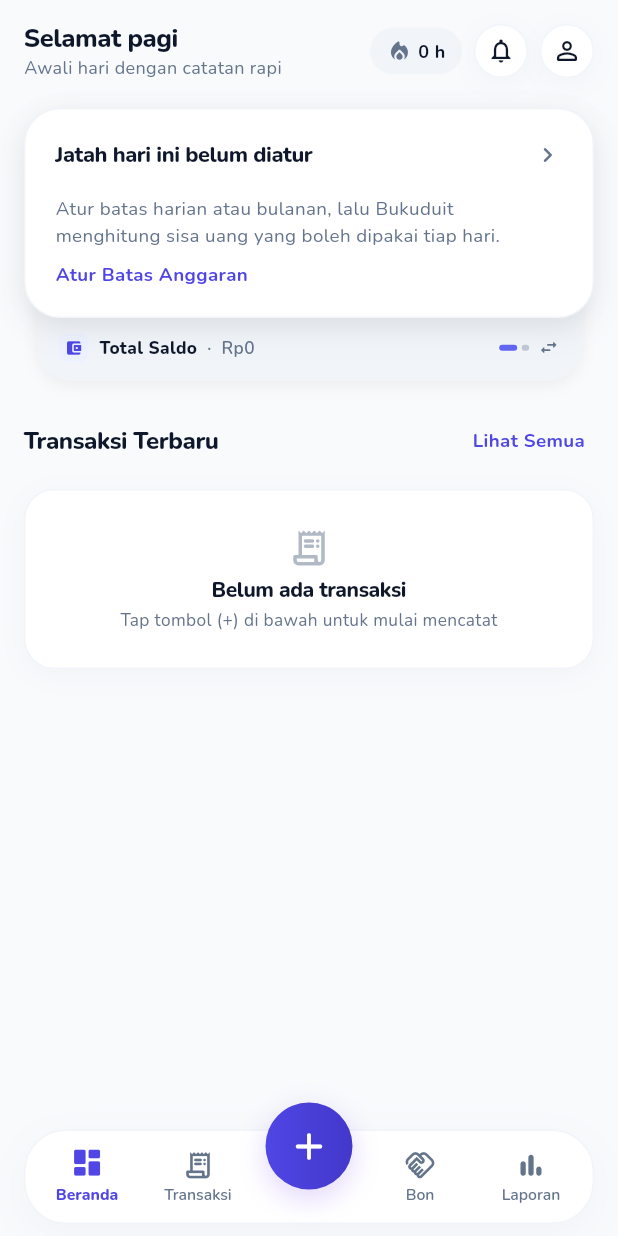
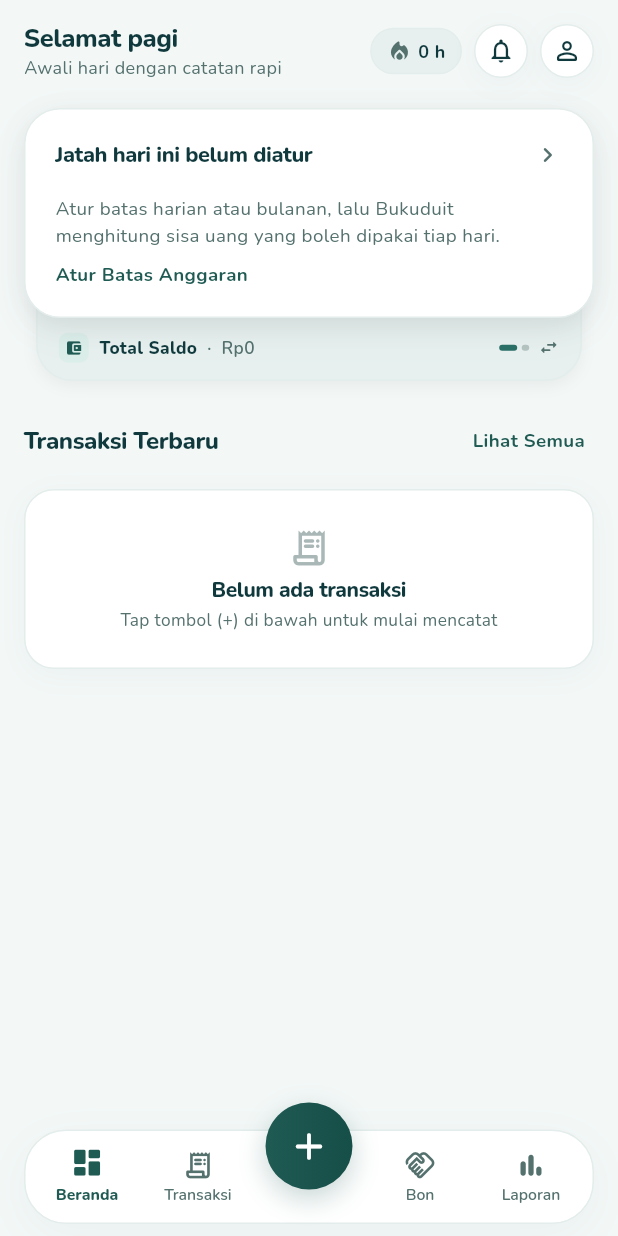
Before and after one commit to iqbalmu/catatim, a Flutter app: the screen it shows after launch, on a phone screen of 412 x 824 dp. Run offline on Flutter 3.47's test engine with Material 3 defaults, Android fonts, the phone set to English and light mode, and no system bars; our stand-ins replace drift, flutter_secure_storage, image_picker, share_plus; missing offline and left inert: file_selector, google_mlkit_text_recognition; accounts and stored records are empty; generated files the repository leaves out were written again.

Commit message:
feat(brand): adopt CatatIn logo as app icon and retheme palette
- Process logo (transparent corners) into assets/logo, Android launcher
  icons (5 densities), and teal splash screen (#13454A + centered logo)
- Derive full light/dark palette from logo hues (scarf teal, coin gold,
  coral 'In', chart green, petrol ink); dark surface uses logo bg color
- Darken light-theme accents to keep WCAG AA 4.5:1 on surfaces and tints
- Rename QuestPalette.violet to accent (orange scarf hue), update all
  hardcoded hints, gradients, shadows and doc comments
- Align custom mascot painter and confetti to exact logo colors
- Show logo in Settings About section; document palette in DESIGN.md v4.0

```diff
--- a/lib/game/mascot.dart
+++ b/lib/game/mascot.dart
@@ -151,8 +151,8 @@ class MascotStage extends StatelessWidget {
                 shape: BoxShape.circle,
                 gradient: RadialGradient(
                   colors: [
-                    const Color(0x3D3E2214),
-                    const Color(0x003E2214),
+                    const Color(0x3D6B4937),
+                    const Color(0x006B4937),
                   ],
                 ),
               ),
@@ -181,20 +181,22 @@ class _PochyPainter extends CustomPainter {
   final double t;
   final bool animate;
 
-  static const _burlap = Color(0xFFE1BC94);
+  /// Warna diambil langsung dari logo aplikasi (karung burlap, tali,
+  /// syal teal + orana, koin emas) supaya maskot identik dengan logo.
+  static const _burlap = Color(0xFFD7B285);
   static const _burlapDeep = Color(0xFFBF946F);
-  static const _rope = Color(0xFF3E2214);
-  static const _scarf = Color(0xFF7FBDB1);
-  static const _scarfWarm = Color(0xFFF2913D);
-  static const _coin = Color(0xFFF1A23A);
-  static const _coinDeep = Color(0xFFC46913);
+  static const _rope = Color(0xFF6B4937);
+  static const _scarf = Color(0xFF499B8F);
+  static const _scarfWarm = Color(0xFFEA732E);
+  static const _coin = Color(0xFFFAC750);
+  static const _coinDeep = Color(0xFFCB8F21);
   static const _blush = Color(0xFFF2A69E);
 
   static const _confetti = [
-    Color(0xFFE07A5F),
-    Color(0xFF3D8AA8),
-    Color(0xFF8A6FBF),
-    Color(0xFF4E9A6F),
+    Color(0xFFF77168), // koral teks "In" logo
+    Color(0xFFEA732E), // orana syal
+    Color(0xFF499B8F), // teal syal
+    Color(0xFF628F63), // hijau daun grafik
   ];
 
   @override
--- a/lib/theme/quest.dart
+++ b/lib/theme/quest.dart
@@ -3,7 +3,7 @@ import 'package:flutter/material.dart';
 import '../core/money.dart';
 import 'tokens.dart';
 
-/// Palet "Slate-Indigo Clean" v3.0 (docs/DESIGN.md) — dua tema, light/dark;
+/// Palet "Petrol Teal CatatIn" (2026-11-13) — dua tema, light/dark;
 /// pasangan solid/onPrimary lolos WCAG AA. Semua widget custom membaca
 /// warna dari sini, bukan default Material, supaya identitas tidak bocor.
 class QuestPalette {
@@ -22,7 +22,7 @@ class QuestPalette {
     required this.primary,
     required this.primaryDeep,
     required this.primaryLight,
-    required this.violet,
+    required this.accent,
     required this.hint,
     required this.primarySolid,
     required this.onPrimary,
@@ -48,25 +48,25 @@ class QuestPalette {
   final Color primary;
   final Color primaryDeep;
   final Color primaryLight;
-  final Color violet;
+  final Color accent;
 
   /// Teks di atas isian `surface2` (hint/label input, segmen tak aktif) —
-  /// light Slate 600 / dark Slate 300; `muted` gagal 4,5:1 di surface2.
+  /// teal-slate; `muted` gagal 4,5:1 di surface2.
   final Color hint;
 
-  /// Isi brand yang lolos kontras WCAG AA untuk kontennya (audit
-  /// 2026-11-11): light Indigo 600 + putih, dark Indigo 400 + tinta gelap
-  /// (putih di atas Indigo 400 hanya 2,98:1).
+  /// Isian brand yang lolos kontras WCAG AA untuk kontennya (audit
+  /// 2026-11-13): light teal deep + putih (7,9:1), dark teal terang +
+  /// tinta gelap (6,2:1).
   final Color primarySolid;
 
   /// Teks/ikon di atas [primarySolid] / gradien brand.
   final Color onPrimary;
 
-  /// Teks berwarna brand (link, label CTA inline) — light Indigo 600,
-  /// dark Indigo 300; `primary` murni gagal 4,5:1 sebagai teks kecil.
+  /// Teks berwarna brand (link, label CTA inline) — light teal deep,
+  /// dark teal terang; `primary` murni gagal 4,5:1 sebagai teks kecil.
   final Color primaryText;
 
-  /// Ujung kedua gradien CTA — light Indigo 700, dark Indigo 300.
+  /// Ujung kedua gradien CTA — teal lebih gelap (light) / lebih terang (dark).
   final Color primaryGradientEnd;
 
   final Color shadow;
@@ -100,13 +100,13 @@ class QuestPalette {
     primary: SeedColors.primary,
     primaryDeep: SeedColors.primaryDeep,
     primaryLight: SeedColors.primaryLight,
-    violet: SeedColors.violet,
-    hint: Color(0xFF475569),
+    accent: SeedColors.accent,
+    hint: Color(0xFF3E5D5A),
     primarySolid: SeedColors.primaryDeep,
     onPrimary: Colors.white,
     primaryText: SeedColors.primaryDeep,
-    primaryGradientEnd: Color(0xFF4338CA),
-    shadow: Color(0x080F172A),
+    primaryGradientEnd: Color(0xFF164E48),
+    shadow: Color(0x0A10393D),
     incomingTint: SeedColors.incomingTint,
     outgoingTint: SeedColors.outgoingTint,
   );
@@ -127,12 +127,12 @@ class QuestPalette {
     primary: DarkColors.primary,
     primaryDeep: DarkColors.primaryDeep,
     primaryLight: DarkColors.primaryLight,
-    violet: DarkColors.violet,
-    hint: Color(0xFFCBD5E1),
+    accent: DarkColors.accent,
+    hint: Color(0xFFB7D3D0),
     primarySolid: DarkColors.primary,
     onPrimary: DarkColors.bg,
-    primaryText: Color(0xFFA5B4FC),
-    primaryGradientEnd: Color(0xFFA5B4FC),
+    primaryText: Color(0xFF7CD4C6),
+    primaryGradientEnd: Color(0xFF8ADCCD),
     shadow: Color(0x30000000),
     incomingTint: DarkColors.incomingTint,
     outgoingTint: DarkColors.outgoingTint,
@@ -267,7 +267,7 @@ class QuestPageTransitionsBuilder extends PageTransitionsBuilder {
         end: const BoxDecoration(
           boxShadow: [
             BoxShadow(
-              color: Color(0x180F172A),
+              color: Color(0x180B2E33),
               blurRadius: 24,
               offset: Offset(-6, 0),
             ),
--- a/lib/theme/tokens.dart
+++ b/lib/theme/tokens.dart
@@ -2,9 +2,10 @@ import 'package:flutter/material.dart';
 
 /// Token desain — satu sumber kebenaran untuk spacing, radius, dan warna.
 ///
-/// Palet v3.0 "Slate-Indigo Clean": bersih, tenang, berbobot finansial —
-/// lihat docs/DESIGN.md. Dua tema (light/dark); aksen semantik light
-/// memakai varian 700 agar lolos WCAG AA (audit 2026-11-11).
+/// Palet "Petrol Teal CatatIn" (2026-11-13): seluruh warna diturunkan
+/// dari logo aplikasi (karung burlap, syal teal, koin emas, aksen koral)
+/// di atas latar teal gelap #13454A. Dua tema (light/dark); aksen
+/// semantik memakai varian gelap agar lolos WCAG AA di surface & tint-nya.
 class Spacing {
   Spacing._();
 
@@ -62,74 +63,84 @@ class AppRadius {
 
 class SeedColors {
 
-  // ── Netral Slate ───────────────────────────────────────────────
-  /// Latar app — Slate 50 ultra-clean.
-  static const Color bg = Color(0xFFF8FAFC);
+  // ── Netral teal (dari logo) ────────────────────────────────────
+  /// Latar app — off-white ber-tint teal.
+  static const Color bg = Color(0xFFF3F8F7);
 
   /// Kartu/sheet — putih murni.
   static const Color surface = Color(0xFFFFFFFF);
 
-  /// Tint lembut: chip, track bar, zona sekunder — Slate 100.
-  static const Color surface2 = Color(0xFFF1F5F9);
+  /// Tint lembut: chip, track bar, zona sekunder.
+  static const Color surface2 = Color(0xFFE7F0EE);
 
-  /// Garis sekunder & border hairline — Slate 100.
-  static const Color line = Color(0xFFF1F5F9);
-  static const Color border = Color(0xFFF1F5F9);
+  /// Garis sekunder & border hairline.
+  static const Color line = Color(0xFFE3EDEB);
+  static const Color border = Color(0xFFE3EDEB);
 
-  /// Teks utama — Obsidian Slate 900.
-  static const Color ink = Color(0xFF0F172A);
+  /// Teks utama — petrol ink (teal paling gelap dari logo).
+  static const Color ink = Color(0xFF10393D);
 
-  /// Teks body — Slate 700.
-  static const Color body = Color(0xFF334155);
+  /// Teks body.
+  static const Color body = Color(0xFF2C4B4D);
 
-  /// Teks sekunder/muted — Slate 500.
-  static const Color muted = Color(0xFF64748B);
+  /// Teks sekunder/muted.
+  static const Color muted = Color(0xFF54716E);
 
   // ── Brand Primary & Aksen ──────────────────────────────────────
-  static const Color primary = Color(0xFF6366F1); // Indigo 500
-  static const Color primaryDeep = Color(0xFF4F46E5); // Indigo 600
-  static const Color primaryLight = Color(0xFFEEF2FF); // Indigo 50
-  static const Color violet = Color(0xFF8B5CF6); // Violet 500
+  /// Teal syal logo (#499B8F) digelapkan agar lolos AA 4,5:1 di putih.
+  static const Color primary = Color(0xFF2A6F66);
+
+  /// Teal lebih dalam — tombol solid/gradien CTA.
+  static const Color primaryDeep = Color(0xFF1F5A53);
+
+  /// Tint brand: chip terpilih, track aktif.
+  static const Color primaryLight = Color(0xFFDCEEEA);
+
+  /// Aksen kedua — orana strip syal logo (#EA732E), digelapkan
+  /// agar tetap terbaca di surface.
+  static const Color accent = Color(0xFFC75B1E);
 
 
-  // ── Emas & Amber ───────────────────────────────────────────────
-  static const Color honeyBright = Color(0xFFFDE68A);
+  // ── Emas koin ──────────────────────────────────────────────────
+  /// Koin "Rp" logo (#FAC750) — glow/garis badge gamifikasi.
+  static const Color honeyBright = Color(0xFFFAC750);
 
-  static const Color honeyDeep = Color(0xFFD97706);
+  /// Ikon badge terbuka di atas tint emas (non-teks, ≥3:1).
+  static const Color honeyDeep = Color(0xFF8A5F06);
 
-  static const Color honey100 = Color(0xFFFEF3C7);
+  /// Tint emas: latar badge terbuka.
+  static const Color honey100 = Color(0xFFFCF1D8);
 
 
   // ── Semantik arah & status ──────────────────────────────────────
-  /// Masuk / aman — Emerald 700 (WCAG AA on surface & tint, audit
-  /// 2026-11-11: Emerald 500 hanya 2,54:1 di putih).
-  static const Color incoming = Color(0xFF047857);
+  /// Masuk / aman — hijau daun logo (#9FB595) digelapkan; AA on
+  /// surface & incomingTint.
+  static const Color incoming = Color(0xFF266E48);
 
-  /// Keluar / OVER — Rose 700 (Rose 500 hanya 3,76:1, Rose 600 4,41 di tint).
-  static const Color outgoing = Color(0xFFB91C1C);
+  /// Keluar / OVER — koral teks "In" logo (#F77168) digelapkan.
+  static const Color outgoing = Color(0xFFB93A31);
 
-  /// Peringatan / mendekati batas (75-99%) — Amber 700 (Amber 500
-  /// hanya 1,93:1 di warnTint).
-  static const Color warn = Color(0xFFB45309);
-  static const Color warnTint = Color(0xFFFEF3C7);
+  /// Peringatan / mendekati batas (75-99%) — emas koin digelapkan.
+  static const Color warn = Color(0xFF8A5F06);
+  static const Color warnTint = Color(0xFFFCF1D8);
 
   /// Tint semantik (chip status).
-  static const Color incomingTint = Color(0xFFECFDF5);
-  static const Color outgoingTint = Color(0xFFFEF2F2);
+  static const Color incomingTint = Color(0xFFE8F4EE);
+  static const Color outgoingTint = Color(0xFFFDEEEC);
 
 
   /// Warna kategori — BAHASA DATA (ADR-010): diindeks via
   /// Categories.colorIndex, tidak berubah, tidak dipakai di luar
-  /// konteks kategorinya.
+  /// konteks kategorinya. Semua hue diambil dari keluarga warna logo.
   static const List<Color> categoryPalette = [
-    Color(0xFFE07A5F), // Makanan
-    Color(0xFF3D8AA8), // Transportasi
-    Color(0xFF8A6FBF), // Tagihan
-    Color(0xFF4E9A6F), // Belanja
-    Color(0xFFD4A017), // Hiburan
-    Color(0xFFC75B6E), // Kesehatan
-    Color(0xFF2E8B74), // Gaji
-    Color(0xFF6B7FA3), // Transfer
+    Color(0xFFE4762F), // Makanan — orana syal
+    Color(0xFF2A6F66), // Transportasi — teal brand
+    Color(0xFF13454A), // Tagihan — teal latar logo
+    Color(0xFF628F63), // Belanja — hijau daun
+    Color(0xFFC9971C), // Hiburan — emas koin
+    Color(0xFFD9574B), // Kesehatan — koral
+    Color(0xFF3E9486), // Gaji — teal syal terang
+    Color(0xFF54716E), // Transfer — slate teal
     Color(0xFF8D8D8D), // Lainnya
   ];
 
@@ -140,39 +151,39 @@ class SeedColors {
 class DarkColors {
   DarkColors._();
 
-  /// Latar app — Slate 900.
-  static const Color bg = Color(0xFF0F172A);
+  /// Latar app — teal gelap (sedikit lebih dalam dari latar logo).
+  static const Color bg = Color(0xFF0B2E33);
 
-  /// Kartu/sheet — Slate 800.
-  static const Color surface = Color(0xFF1E293B);
+  /// Kartu/sheet — latar teal logo #13454A.
+  static const Color surface = Color(0xFF14434A);
 
-  /// Tint latar sekunder / strip — Slate 700.
-  static const Color surface2 = Color(0xFF334155);
+  /// Tint latar sekunder / strip.
+  static const Color surface2 = Color(0xFF1C5158);
 
-  /// Garis sekunder & border hairline — Slate 700.
-  static const Color line = Color(0xFF334155);
-  static const Color border = Color(0xFF334155);
+  /// Garis sekunder & border hairline.
+  static const Color line = Color(0xFF225B62);
+  static const Color border = Color(0xFF225B62);
 
-  /// Teks utama — Slate 50.
-  static const Color ink = Color(0xFFF8FAFC);
+  /// Teks utama — putih kehijauan dari logo.
+  static const Color ink = Color(0xFFEAFBFC);
 
-  /// Teks body — Slate 200.
-  static const Color body = Color(0xFFE2E8F0);
+  /// Teks body — abu teal muda dari logo.
+  static const Color body = Color(0xFFCFE3E4);
 
-  /// Teks sekunder/muted — Slate 400.
-  static const Color muted = Color(0xFF94A3B8);
+  /// Teks sekunder/muted.
+  static const Color muted = Color(0xFF9CC0BD);
 
-  /// Brand Primary Indigo 400.
-  static const Color primary = Color(0xFF818CF8);
-  static const Color primaryDeep = Color(0xFF6366F1);
-  static const Color primaryLight = Color(0xFF312E81);
-  static const Color violet = Color(0xFFA78BFA);
+  /// Brand teal syal logo diterangkan — teks/ikon di surface gelap.
+  static const Color primary = Color(0xFF62B8AA);
+  static const Color primaryDeep = Color(0xFF499B8F);
+  static const Color primaryLight = Color(0xFF0F3D40);
+  static const Color accent = Color(0xFFF08A47);
 
   /// Semantik
-  static const Color incoming = Color(0xFF34D399); // Emerald 400
-  static const Color incomingTint = Color(0xFF064E3B);
-  static const Color outgoing = Color(0xFFF87171); // Rose 400
-  static const Color outgoingTint = Color(0xFF450A0A);
-  static const Color warn = Color(0xFFFBBF24); // Amber 400
-  static const Color warnTint = Color(0xFF451A03);
+  static const Color incoming = Color(0xFF63D8A1);
+  static const Color incomingTint = Color(0xFF0F3B2C);
+  static const Color outgoing = Color(0xFFF98A82); // koral logo
+  static const Color outgoingTint = Color(0xFF3F161A);
+  static const Color warn = Color(0xFFFAC750); // emas koin logo
+  static const Color warnTint = Color(0xFF3D2C07);
 }
--- a/lib/ui/capture_settings_screen.dart
+++ b/lib/ui/capture_settings_screen.dart
@@ -1117,7 +1117,7 @@ class _CaptureSettingsScreenState extends State<CaptureSettingsScreen>
                     borderRadius: BorderRadius.circular(10),
                   ),
                   child: Icon(Icons.science_rounded,
-                      color: q.violet, size: 20),
+                      color: q.accent, size: 20),
                 ),
                 title: Text('Simulator & Validasi Notifikasi',
                     style: context.qTitle(14.5)),
--- a/lib/ui/quest/nav.dart
+++ b/lib/ui/quest/nav.dart
@@ -164,7 +164,7 @@ class QuestBottomNav extends StatelessWidget {
             borderRadius: BorderRadius.circular(AppRadius.pill),
             boxShadow: const [
               BoxShadow(
-                color: Color(0x408B5CF6),
+                color: Color(0x401F5A53),
                 offset: Offset(0, 6),
                 blurRadius: 16,
               ),
--- a/lib/ui/quest/select.dart
+++ b/lib/ui/quest/select.dart
@@ -21,7 +21,7 @@ class QuestSelectOption<T> {
 ///
 /// Menggantikan [DropdownButtonFormField] bawaan Material yang kaku dengan
 /// pemilih berbasis sheet yang ramah jempol, bersih, beranimasi halus, dan
-/// selaras dengan sistem desain Slate-Indigo.
+/// selaras dengan sistem desain Petrol Teal CatatIn.
 class QuestSelectField<T> extends StatelessWidget {
   const QuestSelectField({
     super.key,
--- a/lib/ui/settings_screen.dart
+++ b/lib/ui/settings_screen.dart
@@ -405,12 +405,24 @@ class SettingsScreen extends StatelessWidget {
           ),
           const SizedBox(height: Spacing.m),
 
-          // Tentang: teks biasa, tanpa kartu.
+          // Tentang: logo app + teks biasa, tanpa kartu.
           Padding(
             padding: const EdgeInsets.symmetric(horizontal: Spacing.xs),
             child: Column(
               crossAxisAlignment: CrossAxisAlignment.start,
               children: [
+                Center(
+                  child: ClipRRect(
+                    borderRadius: BorderRadius.circular(AppRadius.cell),
+                    child: Image.asset(
+                      'assets/logo/catatin_logo.png',
+                      width: 64,
+                      height: 64,
+                      filterQuality: FilterQuality.medium,
+                    ),
+                  ),
+                ),
+                const SizedBox(height: Spacing.s),
                 Text('bukuduit', style: context.qTitle(14)),
                 const SizedBox(height: 2),
                 Text(
--- a/pubspec.yaml
+++ b/pubspec.yaml
@@ -91,6 +91,7 @@ flutter:
   assets:
     - assets/rules/seed_rules.json
     - assets/mascot/
+    - assets/logo/
 
   # An image asset can refer to one or more resolution-specific "variants", see
   # https://flutter.dev/to/resolution-aware-images
```
Also changed, not shown: assets/logo/catatin_logo.png (added), 10 other files.
